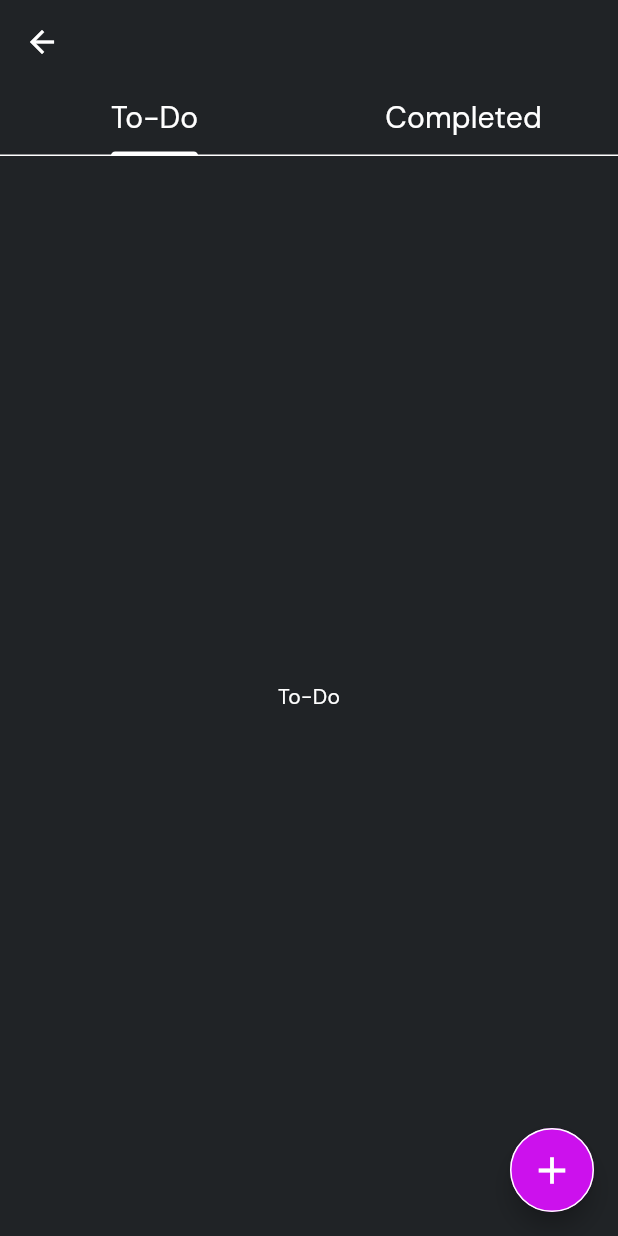
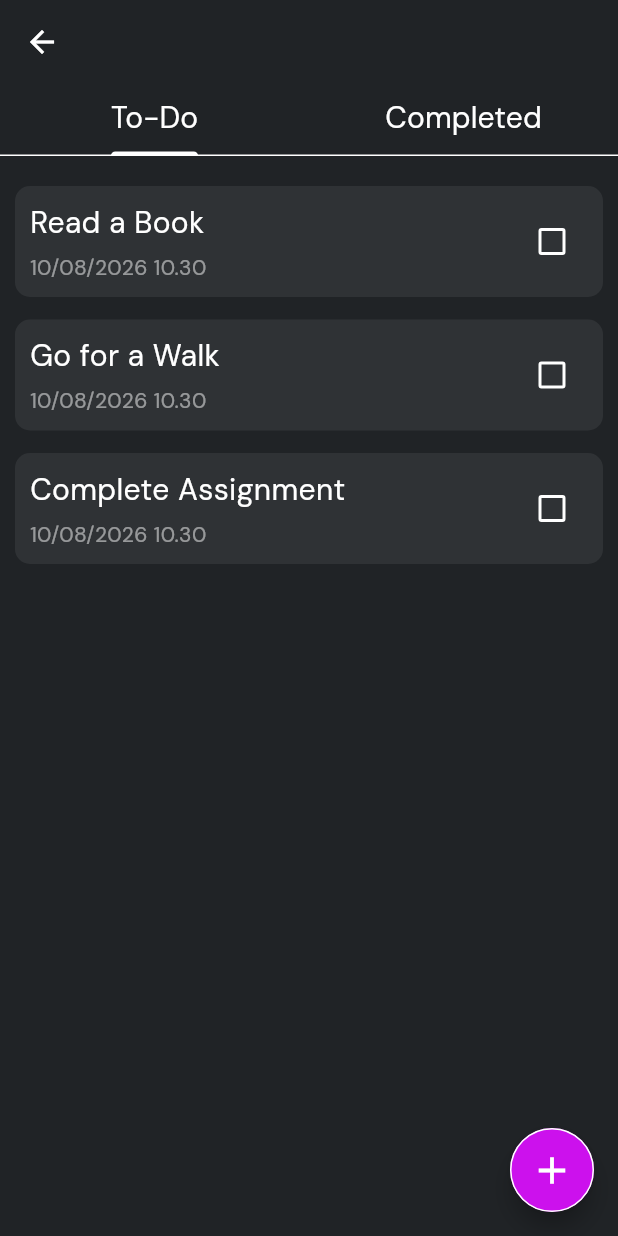
Before and after one commit to Minoli-1998/note-sphere, a Flutter app: the TasksPage screen opened by its route, on a phone screen of 412 x 824 dp. Run offline on Flutter 3.47's test engine with Material 3 defaults, Android fonts, the phone set to English and light mode, and no system bars; our stand-ins replace go_router, google_fonts, hive, hive_flutter; accounts and stored records are empty; generated files the repository leaves out were written again.

Commit message:
Create initial tasks

```diff
--- a/lib/pages/tasks_page.dart
+++ b/lib/pages/tasks_page.dart
@@ -1,4 +1,6 @@
 import 'package:flutter/material.dart';
+import 'package:note_sphere/models/task_model.dart';
+import 'package:note_sphere/services/todo_service.dart';
 import 'package:note_sphere/utils/colors.dart';
 import 'package:note_sphere/utils/router.dart';
 import 'package:note_sphere/utils/text_styles.dart';
@@ -16,10 +18,45 @@ class _TasksPageState extends State<TasksPage>
     with SingleTickerProviderStateMixin {
   late TabController _tabController;
 
+  // tasks list variables
+  late List<Task> allTasks = [];
+  late List<Task> incompletedTasks = [];
+  late List<Task> completedTasks = [];
+
+  // initialize todo service
+  final TodoService todoService = TodoService();
+
   @override
   void initState() {
     _tabController = TabController(length: 2, vsync: this);
+    _checkIfUserNew();
     super.initState();
+  }
+
+  // check whether the user is new
+  void _checkIfUserNew() async {
+    final bool isNewUser = await todoService.isNewUser();
+
+    // if user is new create initial tasks
+    if (isNewUser) {
+      await todoService.createInitialTasks();
+    }
+
+    _loadAllTasks();
+  }
+
+  // load all tasks
+  Future<void> _loadAllTasks() async {
+    final List<Task> loadedTasks = await todoService.loadAllTasks();
+    setState(() {
+      allTasks = loadedTasks;
+
+      // incomepleted tasks
+      incompletedTasks = allTasks.where((element) => !element.isDone).toList();
+
+      // completed tasks
+      completedTasks = allTasks.where((element) => element.isDone).toList();
+    });
   }
 
   @override
@@ -62,7 +99,10 @@ class _TasksPageState extends State<TasksPage>
 
       body: TabBarView(
         controller: _tabController,
-        children: [TodoTab(), CompletedTab()],
+        children: [
+          TodoTab(incompletedTasks: incompletedTasks),
+          CompletedTab(completedTasks: completedTasks),
+        ],
       ),
     );
   }
--- a/lib/services/note_service.dart
+++ b/lib/services/note_service.dart
@@ -51,7 +51,7 @@ class NoteService {
 
     // check whether the notes are empty and a list of note
     // the type of notes is dynamic converting notes type dynamic to Note using cast
-    if (notes != null && notes is List<Note>) {
+    if (notes != null && notes is List<dynamic>) {
       return notes.cast<Note>().toList();
     }
 
--- /dev/null
+++ b/lib/services/todo_service.dart
@@ -0,0 +1,54 @@
+import 'package:hive/hive.dart';
+import 'package:note_sphere/models/task_model.dart';
+
+class TodoService {
+  // all tasks
+  List<Task> allTasks = [
+    Task(
+      title: "Read a Book",
+      date: DateTime.now(),
+      time: DateTime.now(),
+      isDone: false,
+    ),
+    Task(
+      title: "Go for a Walk",
+      date: DateTime.now(),
+      time: DateTime.now(),
+      isDone: false,
+    ),
+    Task(
+      title: "Complete Assignment",
+      date: DateTime.now(),
+      time: DateTime.now(),
+      isDone: false,
+    ),
+  ];
+
+  // create the db reference for the tasks
+  final _myBox = Hive.box('tasks');
+
+  // check whether the user is new
+  Future<bool> isNewUser() async {
+    return _myBox.isEmpty;
+  }
+
+  // method to create initial tasks if the box is empty
+  Future<void> createInitialTasks() async {
+    if (_myBox.isEmpty) {
+      await _myBox.put('tasks', allTasks);
+    }
+  }
+
+  // method to load all notes
+  Future<List<Task>> loadAllTasks() async {
+    // get all tasks from box
+    final dynamic allTasks = await _myBox.get('tasks');
+
+    // if tasks list is not null and a list of dynamic type return list
+    if (allTasks != null && allTasks is List<dynamic>) {
+      return allTasks.cast<Task>().toList();
+    }
+
+    return [];
+  }
+}
--- a/lib/utils/router.dart
+++ b/lib/utils/router.dart
@@ -12,7 +12,7 @@ import 'package:note_sphere/pages/update_note_page.dart';
 class AppRouter {
   static final router = GoRouter(
     navigatorKey: GlobalKey<NavigatorState>(),
-    debugLogDiagnostics: true,
+    debugLogDiagnostics: false,
     initialLocation: "/",
     routes: [
       // home page
--- a/lib/widgets/completed_tab.dart
+++ b/lib/widgets/completed_tab.dart
@@ -1,7 +1,9 @@
 import 'package:flutter/material.dart';
+import 'package:note_sphere/models/task_model.dart';
 
 class CompletedTab extends StatefulWidget {
-  const new({super.key});
+  final List<Task> completedTasks;
+  const CompletedTab({super.key, required this.completedTasks});
 
   @override
   State<CompletedTab> createState() => _CompletedTabState();
--- /dev/null
+++ b/lib/widgets/task_card.dart
@@ -0,0 +1,61 @@
+import 'package:flutter/material.dart';
+import 'package:intl/intl.dart';
+import 'package:note_sphere/models/task_model.dart';
+import 'package:note_sphere/utils/colors.dart';
+import 'package:note_sphere/utils/container_styles.dart';
+import 'package:note_sphere/utils/text_styles.dart';
+
+class TaskCard extends StatefulWidget {
+  final bool isCompleted;
+  final Task incompletedTask;
+
+  const TaskCard({
+    super.key,
+    required this.isCompleted,
+    required this.incompletedTask,
+  });
+
+  @override
+  State<TaskCard> createState() => _TaskCardState();
+}
+
+class _TaskCardState extends State<TaskCard> {
+  @override
+  Widget build(BuildContext context) {
+    final String date = DateFormat("MM/dd/yyyy")
+        .format(widget.incompletedTask.date);
+    final String time = DateFormat('h.mm').format(widget.incompletedTask.time);
+
+    return Container(
+      width: double.infinity,
+      padding: EdgeInsets.all(10),
+      margin: EdgeInsets.only(bottom: 15),
+      decoration: AppContainerStyles.cardStyle,
+      child: Row(
+        mainAxisAlignment: MainAxisAlignment.spaceBetween,
+        children: [
+          Column(
+            crossAxisAlignment: CrossAxisAlignment.start,
+            children: [
+              Text(
+                widget.incompletedTask.title,
+                style: AppTextStyles.appDescriptionLargeStyle,
+              ),
+
+              SizedBox(height: 5),
+
+              Text(
+                "$date $time",
+                style: AppTextStyles.appDescriptionSmallStyle.copyWith(
+                  color: AppColors.kWhiteColor.withValues(alpha: 0.5),
+                ),
+              ),
+            ],
+          ),
+
+          Checkbox(value: widget.isCompleted, onChanged: (value) {}),
+        ],
+      ),
+    );
+  }
+}
--- a/lib/widgets/todo_tab.dart
+++ b/lib/widgets/todo_tab.dart
@@ -1,7 +1,11 @@
 import 'package:flutter/material.dart';
+import 'package:note_sphere/models/task_model.dart';
+import 'package:note_sphere/widgets/task_card.dart';
 
 class TodoTab extends StatefulWidget {
-  const TodoTab({super.key});
+  final List<Task> incompletedTasks;
+
+  const TodoTab({super.key, required this.incompletedTasks});
 
   @override
   State<TodoTab> createState() => _TodoTabState();
@@ -10,8 +14,30 @@ class TodoTab extends StatefulWidget {
 class _TodoTabState extends State<TodoTab> {
   @override
   Widget build(BuildContext context) {
-    return Center(
-      child: Text("To-Do", style: TextStyle(color: Colors.white)),
+    return Padding(
+      padding: EdgeInsetsGeometry.symmetric(horizontal: 10),
+      child: Column(
+        children: [
+          SizedBox(height: 20),
+
+          // listview of incompleted tasks
+          Expanded(
+            child: ListView.builder(
+              itemCount: widget.incompletedTasks.length,
+              shrinkWrap: true,
+              physics: AlwaysScrollableScrollPhysics(),
+              itemBuilder: (context, index) {
+                Task incomepleted = widget.incompletedTasks[index];
+
+                return TaskCard(
+                  isCompleted: false,
+                  incompletedTask: incomepleted,
+                );
+              },
+            ),
+          ),
+        ],
+      ),
     );
   }
 }
--- a/pubspec.yaml
+++ b/pubspec.yaml
@@ -39,6 +39,7 @@ dependencies:
   hive_flutter: ^1.1.0
   hive: ^2.2.3
   uuid: ^4.6.0
+  intl: ^0.20.3
 
 dev_dependencies:
   flutter_test:
```
Also changed, not shown: pubspec.lock.
